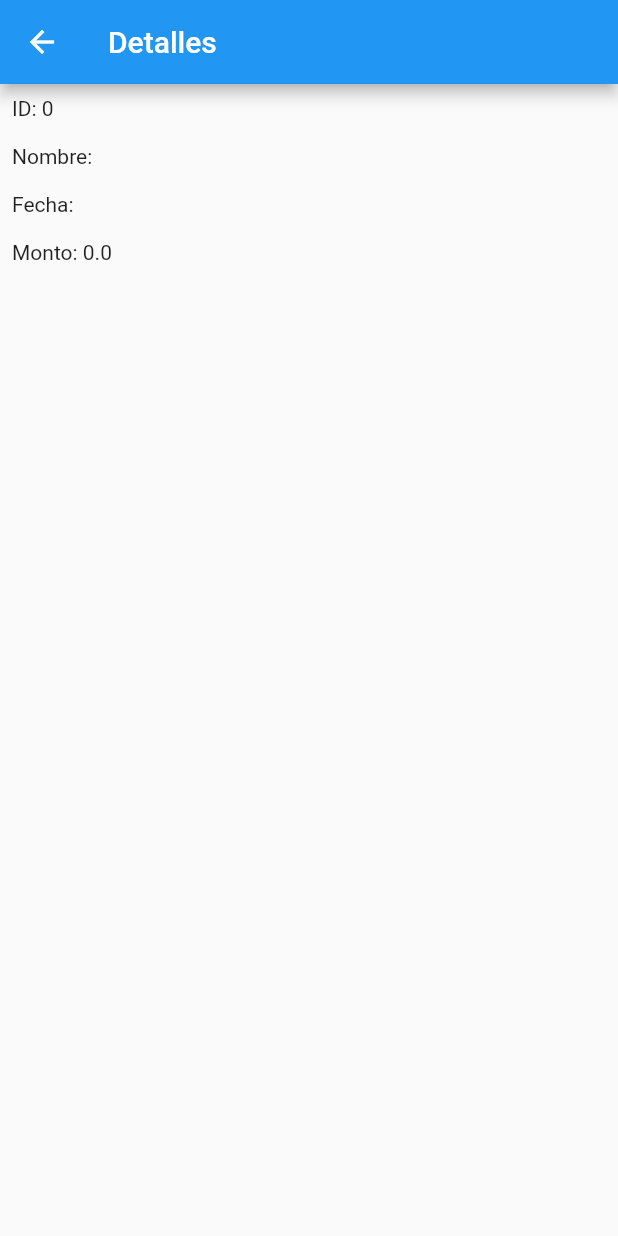
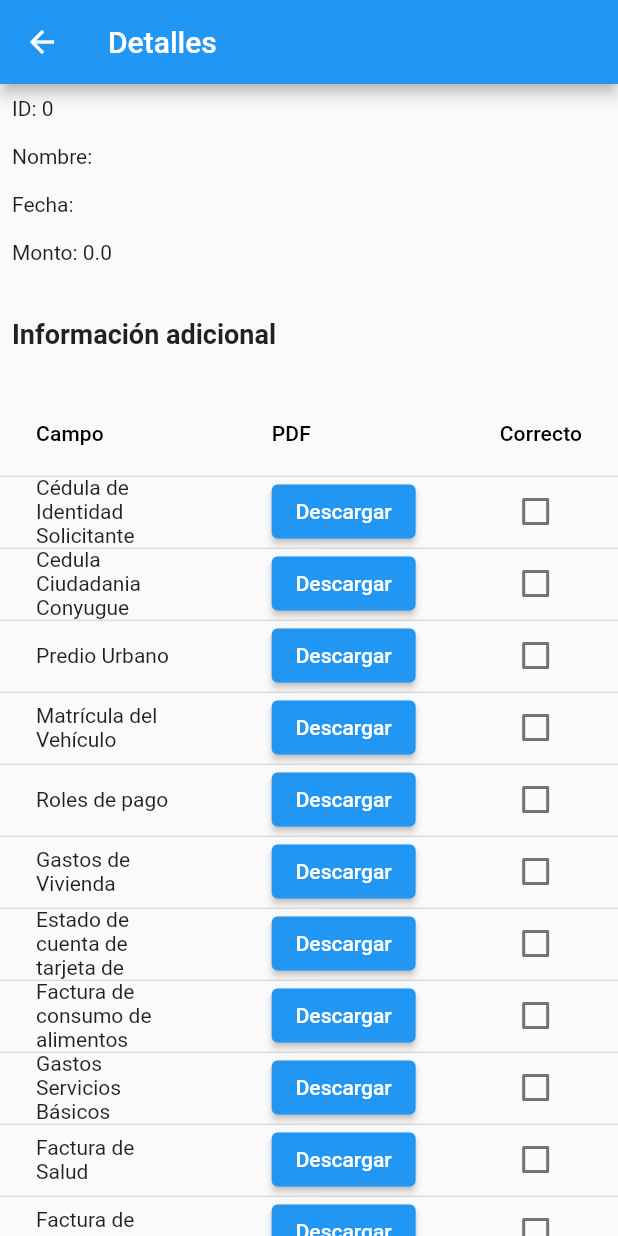
Before and after one commit to KarenYanza/creditoMoviles, a Flutter app: the DetallePage screen opened directly with empty values, on a phone screen of 412 x 824 dp. Run offline on Flutter 3.47's test engine with Material 2 defaults, Android fonts, the phone set to English and light mode, and no system bars.

Commit message:
Actializacion vistas

```diff
--- a/lib/main.dart
+++ b/lib/main.dart
@@ -1,5 +1,6 @@
 import 'package:flutter/material.dart';
 import 'package:moviles/src/pages/NavigationBar.dart';
+import 'package:moviles/src/pages/NavigationBar1.dart';
 import 'package:moviles/src/pages/PasswordResetPage.dart';
 import 'package:moviles/src/pages/login_page.dart';
 
@@ -21,6 +22,7 @@ class MyApp extends StatelessWidget {
         LoginPage.id: (context) => LoginPage(),
         PasswordResetPage.id: (context) => PasswordResetPage(),
         NextPage.id: (context) => NextPage(),
+        NextPage1.id: (context) => NextPage1(),
       },
     );
   }
--- a/lib/src/pages/DetallePage.dart
+++ b/lib/src/pages/DetallePage.dart
@@ -1,12 +1,12 @@
 import 'package:flutter/material.dart';
 
-class DetallePage extends StatelessWidget {
+class DetallePage extends StatefulWidget {
   final int id;
   final String nombre;
   final String fecha;
   final double monto;
 
-  const DetallePage({
+  DetallePage({
     Key? key,
     required this.id,
     required this.nombre,
@@ -15,31 +15,120 @@ class DetallePage extends StatelessWidget {
   }) : super(key: key);
 
   @override
+  _DetallePageState createState() => _DetallePageState();
+}
+
+class _DetallePageState extends State<DetallePage> {
+  Map<String, bool> checkStatus = {
+    'Cédula de Identidad Solicitante': false,
+    'Cedula Ciudadania Conyugue': false,
+    'Predio Urbano': false,
+    'Matrícula del Vehículo': false,
+    'Roles de pago': false,
+    'Gastos de Vivienda': false,
+    'Estado de cuenta de tarjeta de crédito': false,
+    'Factura de consumo de alimentos': false,
+    'Gastos Servicios Básicos': false,
+    'Factura de Salud': false,
+    'Factura de Educacion': false,
+    'Letras de Cambio': false,
+  };
+
+  @override
   Widget build(BuildContext context) {
     return Scaffold(
       appBar: AppBar(
         title: Text('Detalles'),
       ),
-      body: Column(
+      body: SingleChildScrollView(
+        child: Column(
           crossAxisAlignment: CrossAxisAlignment.start,
           children: [
             Padding(
               padding: const EdgeInsets.all(8.0),
-            child: Text('ID: $id'),
+              child: Text('ID: ${widget.id}'),
             ),
             Padding(
               padding: const EdgeInsets.all(8.0),
-            child: Text('Nombre: $nombre'),
+              child: Text('Nombre: ${widget.nombre}'),
             ),
             Padding(
               padding: const EdgeInsets.all(8.0),
-            child: Text('Fecha: $fecha'),
+              child: Text('Fecha: ${widget.fecha}'),
             ),
             Padding(
               padding: const EdgeInsets.all(8.0),
-            child: Text('Monto: $monto'),
+              child: Text('Monto: ${widget.monto}'),
+            ),
+            SizedBox(height: 20),
+            Padding(
+              padding: const EdgeInsets.all(8.0),
+              child: Text(
+                'Información adicional',
+                style: TextStyle(fontSize: 18, fontWeight: FontWeight.bold),
+              ),
+            ),
+            SizedBox(height: 20),
+            DataTable(
+              columns: [
+                DataColumn(label: Text('Campo')),
+                DataColumn(label: Text('PDF')),
+                DataColumn(label: Text('Correcto')),
+              ],
+              rows: checkStatus.keys
+                  .map(
+                    (e) => DataRow(
+                      cells: [
+                        DataCell(Text(e)),
+                        DataCell(
+                          ElevatedButton(
+                            onPressed: () {},
+                            child: Text('Descargar'),
+                          ),
+                        ),
+                        DataCell(
+                          Checkbox(
+                            value: checkStatus[e],
+                            onChanged: (value) {
+                              setState(() {
+                                checkStatus[e] = value!;
+                              });
+                            },
+                          ),
                         ),
                       ],
+                    ),
+                  )
+                  .toList(),
+            ),
+            SizedBox(height: 20),
+            Row(
+              mainAxisAlignment: MainAxisAlignment.spaceEvenly,
+              children: [
+                ElevatedButton(
+                  onPressed: () {
+                    bool allChecked =
+                        checkStatus.values.every((element) => element);
+                    if (allChecked) {
+                      // Lógica para imprimir si todo está correcto
+                      print('Todo está correcto');
+                    } else {
+                      // Lógica para imprimir si hay campos incorrectos
+                      print('Hay campos incorrectos');
+                    }
+                  },
+                  child: Text('Imprimir'),
+                ),
+                ElevatedButton(
+                  onPressed: () {
+                    // Todo Lógica para imprimir solo los campos correctos
+                  },
+                  child: Text('Subir documentos'),
+                ),
+              ],
+            ),
+          ],
+        ),
       ),
     );
   }
--- a/lib/src/pages/PasswordResetPage.dart
+++ b/lib/src/pages/PasswordResetPage.dart
@@ -16,8 +16,8 @@ class _PasswordResetPageState extends State<PasswordResetPage> {
   String _securityQuestion = "";
 
   final Map<String, Map<String, dynamic>> _users = {
-    "karen": {
-      "username": "karen",
+    "0302114772": {
+      "username": "0302114772",
       "verification": "cuenca",
       "verification1": "hola",
       "email": "karen@example.com",
```
Also changed, not shown: lib/src/pages/NavigationBar1.dart (added, +90 -0 lines), lib/src/pages/login_page.dart (+22 -17 lines). Lines whose indentation alone changed are shown as unchanged.
